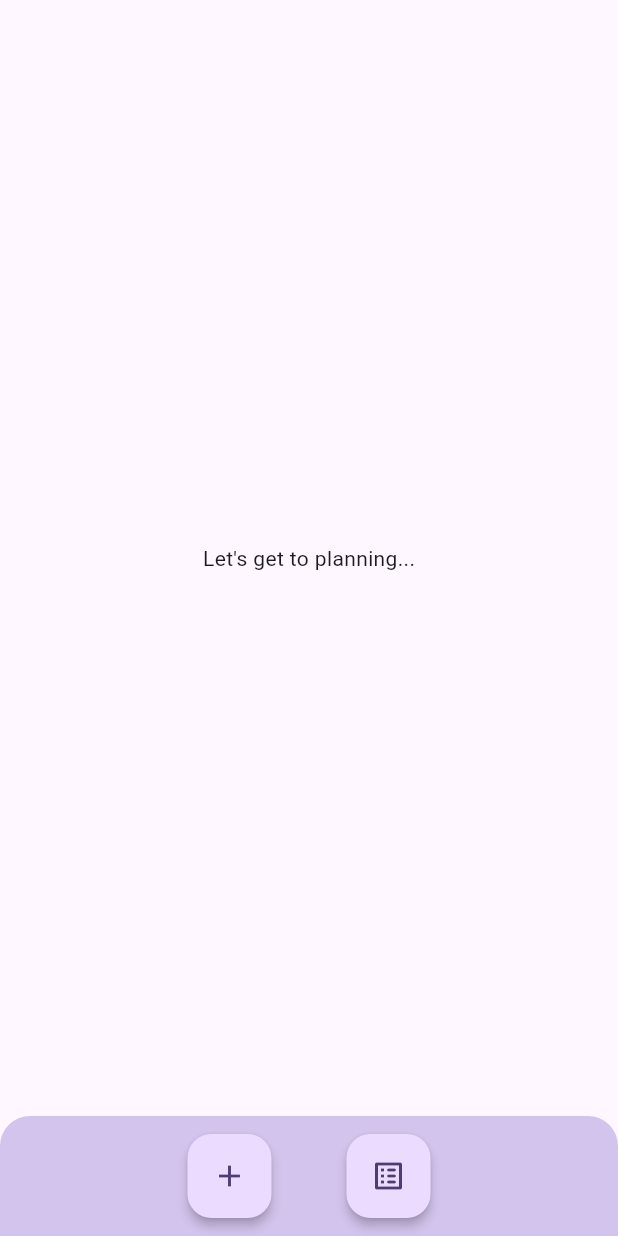
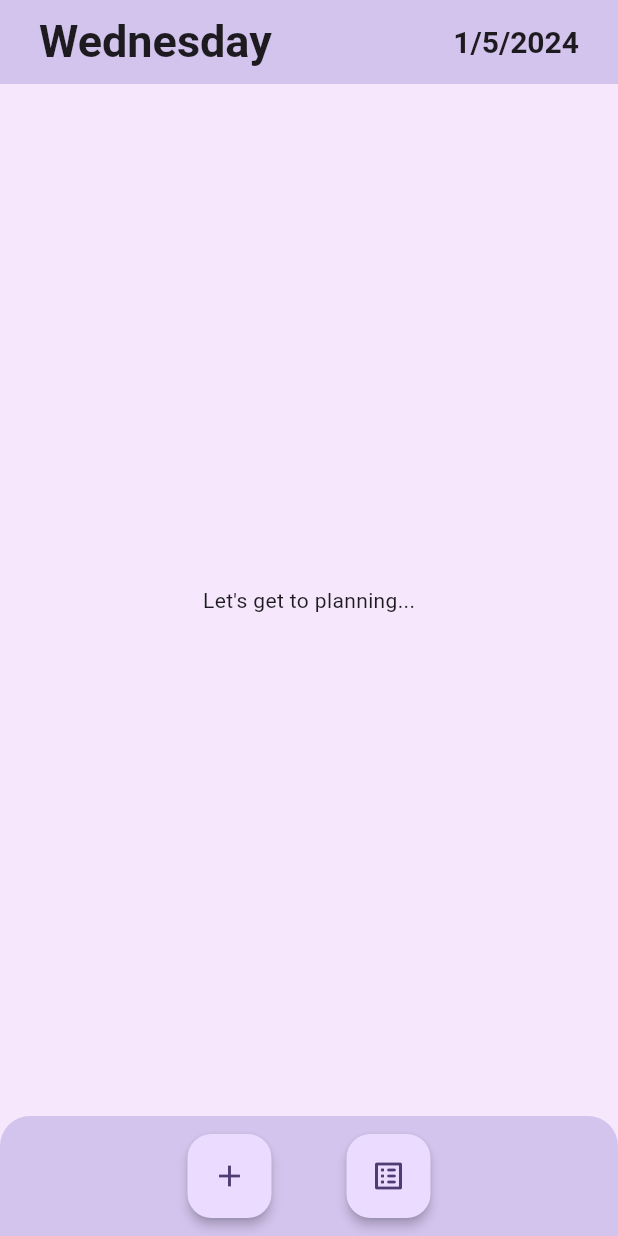
Before and after one commit to zainab-frfr/MyAIAssistant, a Flutter app: the screen it shows after launch, on a phone screen of 412 x 824 dp. Run offline on Flutter 3.47's test engine with Material 3 defaults, Android fonts, the phone set to English and light mode, and no system bars.

Commit message:
date/day display

```diff
--- a/lib/home.dart
+++ b/lib/home.dart
@@ -11,13 +11,44 @@ class Home extends StatefulWidget {
 class _HomeState extends State<Home> {
   List<String> items = ['Option 1', 'Option 2', 'Option 3'];
   List<List> allTasks = [];
-  List<String> removed= [];
+  List<String> removed = [];
 
   TextEditingController _taskInputController = TextEditingController();
 
   @override
   Widget build(BuildContext context) {
+    List<String> daysOfWeek = [
+      'Monday',
+      'Tuesday',
+      'Wednesday',
+      'Thursday',
+      'Friday',
+      'Saturday',
+      'Sunday'
+    ];
+
     return Scaffold(
+      backgroundColor: const Color.fromARGB(255, 246, 231, 253),
+      appBar: AppBar(
+        backgroundColor: const Color.fromARGB(255, 211, 196, 237),
+        title: Padding(
+          padding: const EdgeInsets.all(10.0),
+          child: Row(
+            mainAxisAlignment: MainAxisAlignment.spaceBetween,
+            crossAxisAlignment: CrossAxisAlignment.center,
+            children: [
+              Text(
+                daysOfWeek[DateTime.now().weekday - 1],
+                style: const TextStyle(fontWeight: FontWeight.bold, fontSize: 30.0),
+              ),
+              Text(
+                "${DateTime.now().day}/${DateTime.now().month}/${DateTime.now().year}",
+                style: const TextStyle(fontWeight: FontWeight.bold, fontSize: 20.0),
+              ),
+            ],
+          ),
+        ),
+      ),
       bottomNavigationBar: ClipRRect(
         borderRadius: const BorderRadius.vertical(top: Radius.circular(20)),
         child: BottomAppBar(
@@ -66,12 +97,12 @@ class _HomeState extends State<Home> {
                   itemCount: allTasks.length,
                   itemBuilder: (context, index) {
                     return Dismissible(
-                      key: Key(
-                          allTasks[index].toString()), // Unique key for each item
+                      key: Key(allTasks[index]
+                          .toString()), // Unique key for each item
                       onDismissed: (direction) {
                         setState(() {
-                          removed = allTasks
-                              .removeAt(index) as List<String>; // Remove the item from the list
+                          removed = allTasks.removeAt(index)
+                              as List<String>; // Remove the item from the list
                         });
                         ScaffoldMessenger.of(context).showSnackBar(
                           SnackBar(
@@ -119,7 +150,7 @@ class _HomeState extends State<Home> {
                               15.0), // Padding inside the tile
                           child: Text(
                             allTasks[index].join(
-                                ', '), // Join the elements of each task list
+                                '\n'), // Join the elements of each task list
                             style: const TextStyle(
                               fontSize: 16.0, // Font size
                               color: Color.fromARGB(255, 82, 81, 81),
```
Also changed, not shown: 1 other file.
